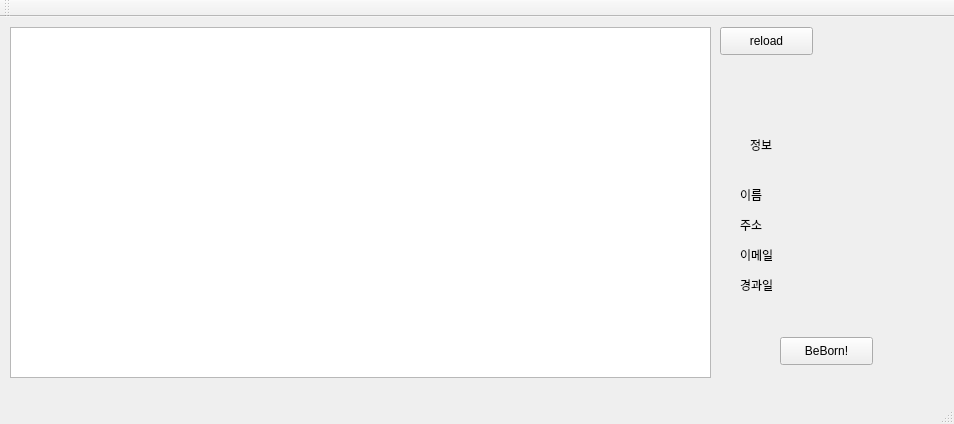
Wingseter/bebone, file bebone/bebone.ui: the form before one commit.
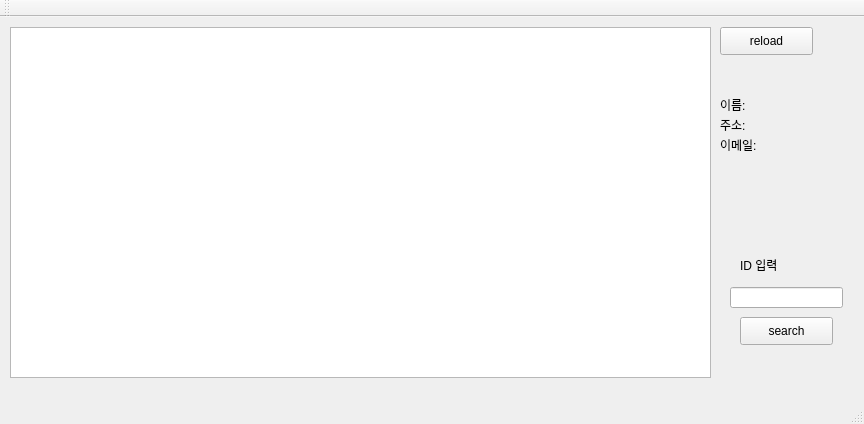
The form after the commit.

Commit message: procedure을 이용해서 사용자 검색 기능 완성

The edit to the form file:
```diff
--- a/bebone/bebone.ui
+++ b/bebone/bebone.ui
@@ -6,7 +6,7 @@
    <rect>
     <x>0</x>
     <y>0</y>
-    <width>954</width>
+    <width>864</width>
     <height>424</height>
    </rect>
   </property>
@@ -40,73 +40,83 @@
    <widget class="QPushButton" name="beboneButton">
     <property name="geometry">
      <rect>
-      <x>780</x>
-      <y>320</y>
+      <x>740</x>
+      <y>300</y>
       <width>93</width>
       <height>28</height>
      </rect>
     </property>
     <property name="text">
-     <string>BeBorn!</string>
+     <string>search</string>
+    </property>
+   </widget>
+   <widget class="QLineEdit" name="idInput">
+    <property name="geometry">
+     <rect>
+      <x>730</x>
+      <y>270</y>
+      <width>113</width>
+      <height>21</height>
+     </rect>
     </property>
    </widget>
    <widget class="QLabel" name="label">
     <property name="geometry">
      <rect>
       <x>740</x>
-      <y>170</y>
+      <y>240</y>
       <width>64</width>
       <height>15</height>
      </rect>
     </property>
     <property name="text">
-     <string>이름</string>
+     <string>ID 입력</string>
     </property>
    </widget>
    <widget class="QLabel" name="label_2">
     <property name="geometry">
      <rect>
-      <x>740</x>
-      <y>200</y>
+      <x>720</x>
+      <y>80</y>
       <width>64</width>
       <height>15</height>
      </rect>
     </property>
     <property name="text">
-     <string>주소</string>
+     <string>이름:</string>
     </property>
    </widget>
    <widget class="QLabel" name="label_3">
     <property name="geometry">
      <rect>
-      <x>740</x>
-      <y>230</y>
+      <x>720</x>
+      <y>100</y>
       <width>64</width>
       <height>15</height>
      </rect>
     </property>
     <property name="text">
-     <string>이메일</string>
+     <string>주소:</string>
     </property>
    </widget>
    <widget class="QLabel" name="label_4">
     <property name="geometry">
      <rect>
-      <x>740</x>
-      <y>260</y>
+      <x>720</x>
+      <y>120</y>
       <width>64</width>
       <height>15</height>
      </rect>
     </property>
     <property name="text">
-     <string>경과일</string>
+     <string>이메일:</string>
     </property>
    </widget>
    <widget class="QLabel" name="name">
     <property name="geometry">
      <rect>
-      <x>800</x>
-      <y>170</y>
+      <x>770</x>
+      <y>80</y>
       <width>64</width>
       <height>15</height>
      </rect>
@@ -118,8 +128,8 @@
    <widget class="QLabel" name="address">
     <property name="geometry">
      <rect>
-      <x>800</x>
-      <y>200</y>
+      <x>770</x>
+      <y>100</y>
       <width>64</width>
       <height>15</height>
      </rect>
@@ -131,40 +141,14 @@
    <widget class="QLabel" name="email">
     <property name="geometry">
      <rect>
-      <x>800</x>
-      <y>230</y>
-      <width>64</width>
-      <height>15</height>
-     </rect>
-    </property>
-    <property name="text">
-     <string/>
-    </property>
-   </widget>
-   <widget class="QLabel" name="last">
-    <property name="geometry">
-     <rect>
-      <x>800</x>
-      <y>260</y>
-      <width>64</width>
-      <height>15</height>
-     </rect>
-    </property>
-    <property name="text">
-     <string/>
-    </property>
-   </widget>
-   <widget class="QLabel" name="label_5">
-    <property name="geometry">
-     <rect>
-      <x>750</x>
+      <x>770</x>
       <y>120</y>
       <width>64</width>
       <height>15</height>
      </rect>
     </property>
     <property name="text">
-     <string>정보</string>
+     <string/>
     </property>
    </widget>
   </widget>
```
Left out of the diff: 4 changed lines with no effect on the pictures. The commit also changes 2 other files.
